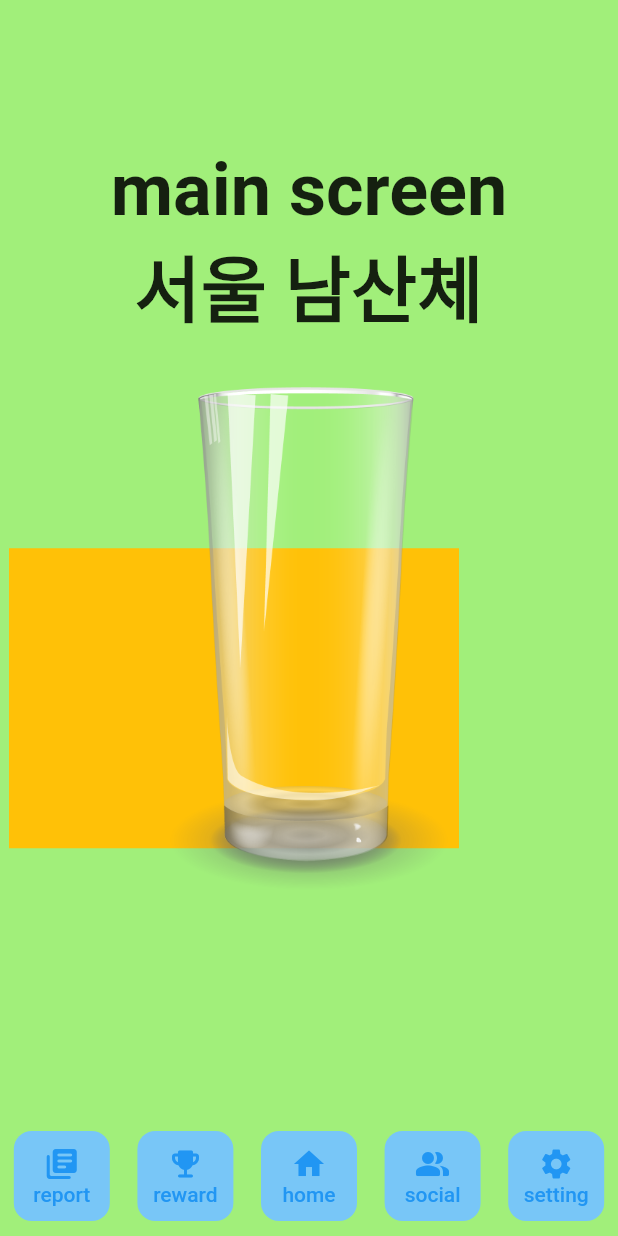
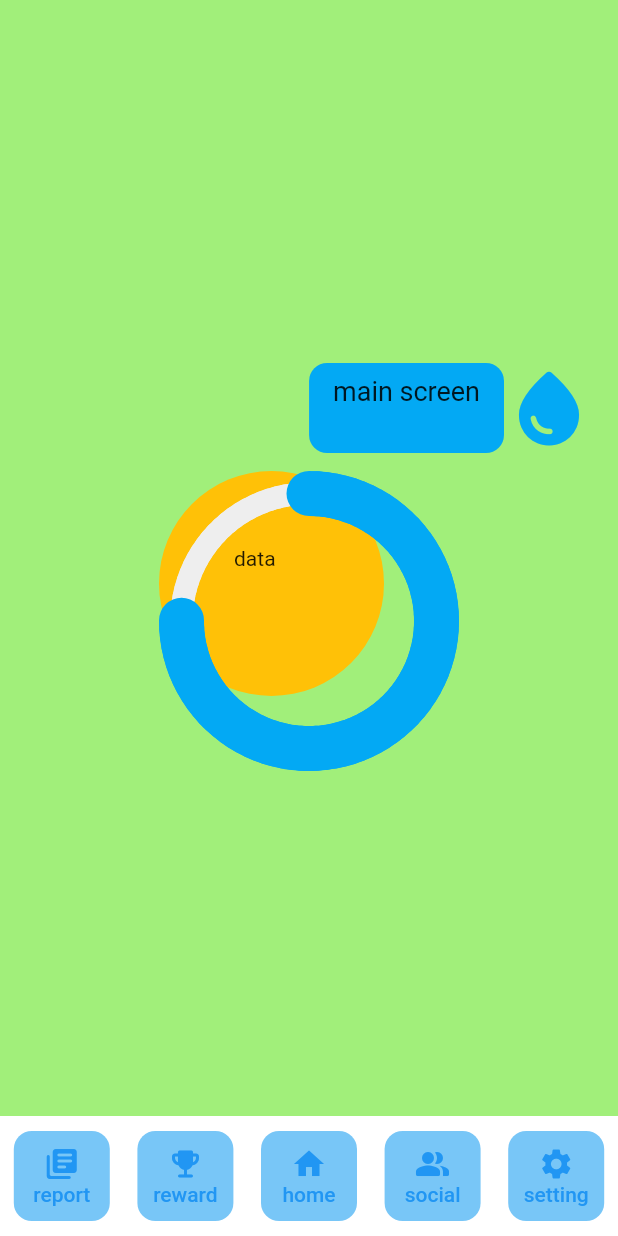
Before and after one commit to yu-so-young2/habitat, a Flutter app: the screen it shows after launch, on a phone screen of 412 x 824 dp. Run offline on Flutter 3.47's test engine with Material 2 defaults, Android fonts, the phone set to English and light mode, and no system bars; drawn by our look-alikes of step_progress_indicator; Roboto replaces fonts that are missing (SeoulNamsan).

Commit message:
Feat : 메인페이지 디자인 작업
메인페이지의 음수량 측정 부분 디자인 중입니다.

Related to : #S08P31A704-220

```diff
--- a/habitat/lib/screens/main_screen.dart
+++ b/habitat/lib/screens/main_screen.dart
@@ -1,5 +1,6 @@
 import 'package:flutter/material.dart';
 import 'package:habitat/widgets/dock_bar.dart';
+import 'package:step_progress_indicator/step_progress_indicator.dart';
 
 class MainScreen extends StatefulWidget {
   const MainScreen({super.key});
@@ -15,43 +16,72 @@ class _MainScreenState extends State<MainScreen> {
       body: Column(
         mainAxisAlignment: MainAxisAlignment.center,
         children: [
-          const Row(
-            mainAxisAlignment: MainAxisAlignment.center,
-            children: [
-              Text(
-                "main screen",
-                style: TextStyle(
-                  fontSize: 48,
-                  fontWeight: FontWeight.w600,
+          Padding(
+            padding: const EdgeInsets.symmetric(horizontal: 16.0, vertical: 12),
+            child: Row(
+              mainAxisAlignment: MainAxisAlignment.end,
+              children: [
+                Container(
+                  height: 60,
+                  padding:
+                      const EdgeInsets.symmetric(vertical: 8, horizontal: 16),
+                  transformAlignment: Alignment.center,
+                  decoration: const BoxDecoration(
+                    color: Colors.lightBlue,
+                    borderRadius: BorderRadius.all(
+                      Radius.circular(12),
+                    ),
+                  ),
+                  child: const Text(
+                    "main screen",
+                    style: TextStyle(
+                      fontSize: 18,
+                    ),
+                  ),
                 ),
-              ),
-            ],
-          ),
-          const Text(
-            "서울 남산체",
-            style: TextStyle(
-              fontSize: 48,
-              fontWeight: FontWeight.w600,
+                const Icon(
+                  Icons.water_drop_rounded,
+                  size: 60,
+                  color: Colors.lightBlue,
+                )
+              ],
             ),
           ),
           Stack(
             children: [
               Positioned(
-                bottom: 60,
+                // top: 50,
+                // left: 50,
                 child: Container(
-                  width: 300,
-                  height: 200,
-                  color: Colors.amber,
+                  height: 150,
+                  width: 150,
+                  decoration: BoxDecoration(
+                      borderRadius: BorderRadius.circular(90),
+                      color: Colors.amber),
                 ),
               ),
-              Image.asset(
-                "lib/assets/images/glass.png",
-                width: 400,
+              Positioned(
+                child: CircularStepProgressIndicator(
+                  totalSteps: 100,
+                  currentStep: 75,
+                  stepSize: 15,
+                  selectedColor: Colors.lightBlue,
+                  unselectedColor: Colors.grey[200],
+                  padding: 0,
+                  width: 200,
+                  height: 200,
+                  selectedStepSize: 30,
+                  roundedCap: (_, __) => true,
+                ),
               ),
+              const Positioned(
+                top: 50,
+                // bottom: 0,
+                left: 50,
+                // right: 0,
+                child: Text("data"),
+              )
             ],
-          ),
-          const SizedBox(
-            height: 20,
           ),
         ],
       ),
--- a/habitat/lib/screens/reward_screen.dart
+++ b/habitat/lib/screens/reward_screen.dart
@@ -1,5 +1,7 @@
 import 'package:flutter/material.dart';
 import 'package:habitat/widgets/dock_bar.dart';
+
+import 'package:step_progress_indicator/step_progress_indicator.dart';
 
 class RewardScreen extends StatefulWidget {
   const RewardScreen({super.key});
@@ -11,11 +13,11 @@ class RewardScreen extends StatefulWidget {
 class _RewardScreenState extends State<RewardScreen> {
   @override
   Widget build(BuildContext context) {
-    return const Scaffold(
+    return Scaffold(
       body: Column(
         mainAxisAlignment: MainAxisAlignment.center,
         children: [
-          Row(
+          const Row(
             mainAxisAlignment: MainAxisAlignment.center,
             children: [
               Text(
@@ -27,9 +29,21 @@ class _RewardScreenState extends State<RewardScreen> {
               ),
             ],
           ),
+          CircularStepProgressIndicator(
+            totalSteps: 100,
+            currentStep: 75,
+            stepSize: 10,
+            selectedColor: Colors.greenAccent,
+            unselectedColor: Colors.grey[200],
+            padding: 0,
+            width: 150,
+            height: 150,
+            selectedStepSize: 15,
+            roundedCap: (_, __) => true,
+          ),
         ],
       ),
-      bottomNavigationBar: DockBar(),
+      bottomNavigationBar: const DockBar(),
     );
   }
 }
--- a/habitat/lib/widgets/dock_bar.dart
+++ b/habitat/lib/widgets/dock_bar.dart
@@ -12,7 +12,9 @@ class _DockBarState extends State<DockBar> {
   Widget build(BuildContext context) {
     return Container(
       padding: const EdgeInsets.symmetric(vertical: 10),
-      decoration: const BoxDecoration(),
+      decoration: const BoxDecoration(
+        color: Colors.white,
+      ),
       child: const Row(
         mainAxisAlignment: MainAxisAlignment.spaceAround,
         children: [
--- a/habitat/pubspec.yaml
+++ b/habitat/pubspec.yaml
@@ -34,6 +34,7 @@ dependencies:
   # The following adds the Cupertino Icons font to your application.
   # Use with the CupertinoIcons class for iOS style icons.
   cupertino_icons: ^1.0.2
+  step_progress_indicator: ^1.0.2
 
 dev_dependencies:
   flutter_test:
```
Also changed, not shown: habitat/pubspec.lock.
